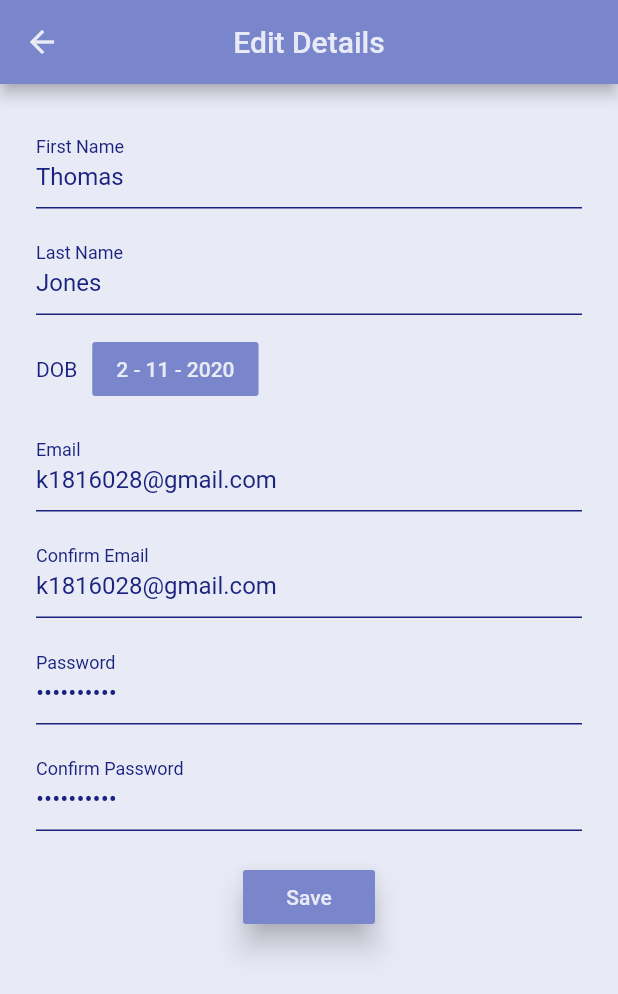
After one commit to gabriella-aguilar/Individual-Project, a Flutter app: the EditDetailsPage screen opened directly, after a tap on "Save", after a tap on "Edit Details", on a phone screen of 412 x 824 dp. The commit adds this screen. Shown: the top 994 px of the screen. Run offline on Flutter 3.47's test engine with Material 2 defaults, Android fonts, the phone set to English and light mode, and no system bars; Roboto replaces fonts that are missing (Rubik).

Commit message:
Edit Details View built

```diff
--- a/lib/dummyDate.dart
+++ b/lib/dummyDate.dart
@@ -10,5 +10,8 @@ Set getDummyData(){
   starterSymp.add(new Symptom('Swelling', true, true, true, true));
   starterSymp.add(new Symptom('Cramp', true, true, false, true));
   starterSymp.add(new Symptom('Fog', true, true, true, true));
+  starterSymp.add(new Symptom('Bloating',false,false,false,false));
+  starterSymp.add(new Symptom('Stomach Cramping',true,false,true,true));
+
   return starterSymp;
 }
--- /dev/null
+++ b/lib/editDetails.dart
@@ -0,0 +1,220 @@
+import 'package:flutter/material.dart';
+import 'package:tracker/colors.dart';
+import 'package:tracker/user.dart';
+import'package:tracker/profile.dart';
+class EditDetailsPage extends StatefulWidget {
+  @override
+  _EditDetailsPageState createState() => _EditDetailsPageState();
+}
+
+class _EditDetailsPageState extends State<EditDetailsPage> {
+  final _currentUser = sampleU;
+  final _firstNameController = TextEditingController();
+  final _lastNameController = TextEditingController();
+  final _emailController = TextEditingController();
+  final _passwordController = TextEditingController();
+  final _emailControllerConfirm = TextEditingController();
+  final _passwordControllerConfirm = TextEditingController();
+  DateTime _dobDate = new DateTime.now();
+  String _dob='';
+
+  void initState() {
+    super.initState();
+    _dob = dateFormat(_currentUser.getDob());
+    _dobDate = _currentUser.getDob();
+    _firstNameController.text=_currentUser.getFirstName();
+    _lastNameController.text=_currentUser.getLastName();
+    _emailController.text=_currentUser.getEmail();
+    _emailControllerConfirm.text=_currentUser.getEmail();
+    _passwordController.text = _currentUser.getPassword();
+    _passwordControllerConfirm.text=_currentUser.getPassword();
+  }
+  @override
+  Widget build(BuildContext context) {
+
+
+    return Scaffold(
+        appBar: AppBar(
+          leading: Builder(
+            builder: (BuildContext context) {
+              return IconButton(
+                icon: const Icon(Icons.arrow_back,color: backBlue,),
+                onPressed: () {
+                  Navigator.pop(context);
+                  Navigator.push(
+                    context,
+                    PageRouteBuilder(
+                      pageBuilder: (_, __, ___) => ProfilePage()),
+                    );
+                  },
+
+              );
+            },
+          ),
+          title: const Text(
+            'Edit Details',
+            style: TextStyle(color: backBlue),
+          ),
+          automaticallyImplyLeading: false,
+          centerTitle: true,
+          backgroundColor: newBlue,
+        ),
+        body: ListView(
+            padding: EdgeInsets.symmetric(horizontal: 24.0,vertical: 24),
+            children: [
+              Column(
+                mainAxisAlignment: MainAxisAlignment.end,
+                mainAxisSize: MainAxisSize.max,
+                children: <Widget>[
+                  TextField(
+                    controller: _firstNameController,
+                    decoration: InputDecoration(
+                      labelText: 'First Name',
+                    ),
+                    cursorColor: newBlueAccent,
+                  ),
+                  SizedBox(height: 12.0),
+                  TextField(
+                    controller: _lastNameController,
+                    decoration: InputDecoration(
+                      labelText: 'Last Name',
+                    ),
+                    cursorColor: newBlueAccent,
+                  ),
+                  SizedBox(height: 12.0),
+                  Row(
+                    //crossAxisAlignment: CrossAxisAlignment.start,
+                    children: [
+                      Text('DOB'),
+                      SizedBox(width: 10),
+                      FlatButton(
+                        //elevation: 8.0,
+                          child: Text(_dob),
+                          textColor: backBlue,
+                          color: newBlue,
+                          onPressed: () => _selectDate(context)
+                      ),
+                    ],
+                  ),
+                  SizedBox(height: 12.0),
+                  TextField(
+                    controller: _emailController,
+                    decoration: InputDecoration(
+                      labelText: 'Email',
+                    ),
+                    cursorColor: newBlueAccent,
+                  ),
+                  SizedBox(height: 12.0),
+                  TextField(
+                    controller: _emailControllerConfirm,
+                    decoration: InputDecoration(
+                      labelText: 'Confirm Email',
+                    ),
+                    cursorColor: newBlueAccent,
+                  ),
+                  SizedBox(height: 12.0),
+                  TextField(
+                    controller: _passwordController,
+                    decoration: InputDecoration(
+                      labelText: 'Password',
+                    ),
+                    cursorColor: newBlueAccent,
+                    obscureText: true,
+                  ),
+                  SizedBox(height: 12.0),
+                  TextField(
+                    controller: _passwordControllerConfirm,
+                    decoration: InputDecoration(
+                      labelText: 'Confirm Password',
+                    ),
+                    cursorColor: newBlueAccent,
+                    obscureText: true,
+                  ),
+                  SizedBox(height: 20.0),
+                  RaisedButton(
+                    elevation: 8.0,
+                    child: Text('Save'),
+                    textColor: backBlue,
+                    color: newBlue,
+                    onPressed: () {
+                      if (_emailControllerConfirm.text != _emailController.text) {
+                        _poppin("Your emails don't match!");
+                      } else if (_passwordControllerConfirm.text !=
+                          _passwordController.text) {
+                        _poppin("Your passwords don't match!");
+                      } else {
+                        _currentUser.setDob(_dobDate);
+                        _currentUser.setEmail(_emailController.text);
+                        _currentUser.setFirstName(_firstNameController.text);
+                        _currentUser.setLastName(_lastNameController.text);
+                        _currentUser.setPassword(_passwordController.text);
+
+                        Navigator.pop(context);
+                        Navigator.push(
+                          context,
+                          PageRouteBuilder(
+                              pageBuilder: (_, __, ___) => ProfilePage()),
+                        );
+                      }}
+                  ),
+                  SizedBox(height: 50.0),
+                ],
+              ),
+            ]));
+  }
+
+
+  String dateFormat(DateTime d){
+    String sDate = d.day.toString() +
+        ' - ' +
+        d.month.toString() +
+        ' - ' +
+        d.year.toString();
+    return sDate;
+  }
+
+  Future<void> _poppin(String problem) async {
+    return showDialog<void>(
+      context: context,
+      barrierDismissible: false, // user must tap button!
+      builder: (BuildContext context) {
+        return AlertDialog(
+          title: Text("Error Editing Details"),
+          content: SingleChildScrollView(
+            child: ListBody(
+              children: <Widget>[
+                Text(problem),
+              ],
+            ),
+          ),
+          actions: <Widget>[
+            RaisedButton(
+              elevation: 8,
+              child: Text('Try Again'),
+              onPressed: () {
+                Navigator.pop(context);
+
+              },
+            ),
+          ],
+        );
+      },
+    );
+  }
+  _selectDate(BuildContext context) async {
+    final DateTime picked = await showDatePicker(
+      context: context,
+      initialDate: _dobDate, // Refer step 1
+      firstDate: DateTime(2000),
+      lastDate: DateTime(2025),
+    );
+    if (picked != null && picked != DateTime.now()){
+
+
+      setState(() {
+        // _dobController.text = sDate;
+        _dobDate =picked;
+        _dob = dateFormat(picked);
+      });}
+  }
+}
--- a/lib/profile.dart
+++ b/lib/profile.dart
@@ -4,6 +4,7 @@ import 'package:tracker/user.dart';
 import 'package:tracker/home.dart';
 import 'package:tracker/stats.dart';
 import 'package:tracker/calendar.dart';
+import 'package:tracker/editDetails.dart';
 
 class ProfilePage extends StatelessWidget {
   Widget build(BuildContext context) {
@@ -128,79 +129,32 @@ class ProfilePage extends StatelessWidget {
               RaisedButton(
                   elevation: 8.0,
                   child: Text('Edit Details'),
-                  textColor: Colors.white,
+                  textColor: backBlue,
                   color: newBlue,
-                  onPressed: () {}),
+                  onPressed: () {
+                    Navigator.pop(context);
+                    Navigator.push(
+                      context,
+                      PageRouteBuilder(
+                          pageBuilder: (_, __, ___) => EditDetailsPage()),
+                    );
+                  }),
               RaisedButton(
                   elevation: 8.0,
                   child: Text('Edit Tracked Symptoms'),
-                  textColor: Colors.white,
+                  textColor: backBlue,
                   color: newBlue,
                   onPressed: (){
 
                   }
               ),
-              RaisedButton(
-                  elevation: 8.0,
-                  child: Text('Change Password'),
-                  textColor: Colors.white,
-                  color: newBlue,
-                  onPressed: () {}),
+
             ]),
 
-            // Container(
-            //   color: Colors.white,
-            //   padding: EdgeInsets.only(top: 15),
-            //   child: ButtonBar(
-            //     alignment: MainAxisAlignment.spaceAround,
-            //     buttonPadding: EdgeInsets.only(bottom: 25),
-            //     children: <Widget>[
-            //       FlatButton(
-            //         child: Icon(
-            //           Icons.home,
-            //           size: 35,
-            //           color: newBlue,
-            //         ),
-            //         onPressed: () {
-            //           Navigator.pop(context);
-            //           Navigator.push(
-            //             context,
-            //             PageRouteBuilder(
-            //                 pageBuilder: (_, __, ___) => HomePage()),
-            //           );
-            //         },
-            //       ),
-            //       FlatButton(
-            //         child: Icon(Icons.calendar_today, size: 35, color: newBlue),
-            //         onPressed: () {
-            //           Navigator.pop(context);
-            //           Navigator.push(
-            //             context,
-            //             PageRouteBuilder(
-            //                 pageBuilder: (_, __, ___) => CalendarPage()),
-            //           );
-            //         },
-            //       ),
-            //       FlatButton(
-            //         child: Icon(Icons.equalizer, size: 35, color: newBlue),
-            //         onPressed: () {
-            //           Navigator.pop(context);
-            //           Navigator.push(
-            //             context,
-            //             PageRouteBuilder(
-            //                 pageBuilder: (_, __, ___) => StatsPage()),
-            //           );
-            //         },
-            //       ),
-            //       FlatButton(
-            //         child: Icon(Icons.account_circle,
-            //             size: 35, color: newBlueAccent),
-            //         onPressed: () {},
-            //       ),
-            //     ],
-            //   ),
-            // ),
+
 
         );
   }
+
+
 }
--- a/lib/user.dart
+++ b/lib/user.dart
@@ -1,3 +1,4 @@
+import 'package:tracker/symptom.dart';
 User sampleU = new User('Thomas','Jones',new DateTime.now(),'k1816028@gmail.com','savannah23');
 
 
@@ -7,7 +8,7 @@ class User{
   DateTime _dob;
   String _email;
   String _password;
-
+  var _symptoms = Set<Symptom>();
   User(String fn, String ln, DateTime d, String e, String p){
     this._firstName = fn;
     this._lastName = ln;
@@ -15,6 +16,9 @@ class User{
     this._email = e;
     this._password = p;
   }
+
+  Set<Symptom> getSymptoms(){return this._symptoms;}
+  void setSymptoms(Set<Symptom> s){this._symptoms = s;}
 
   String getFirstName(){return this._firstName;}
   void setFirstName(String fn){this._firstName = fn;}
```
Also changed, not shown: lib/signup.dart (+56 -15 lines).
